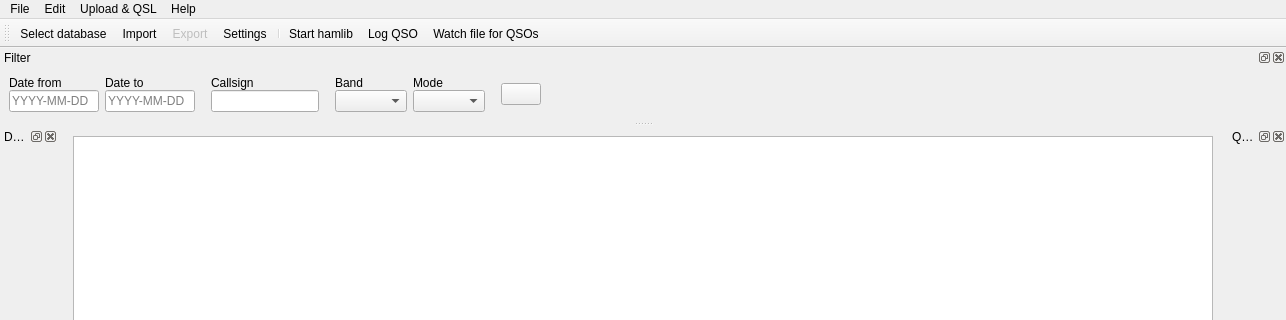
gitandy/DragonLog, file ui_files/DragonLog_MainWindow.ui: the form before one commit; both pictures show x 0 to 1286 and y 0 to 320 of the 1286 by 900 pixel window.
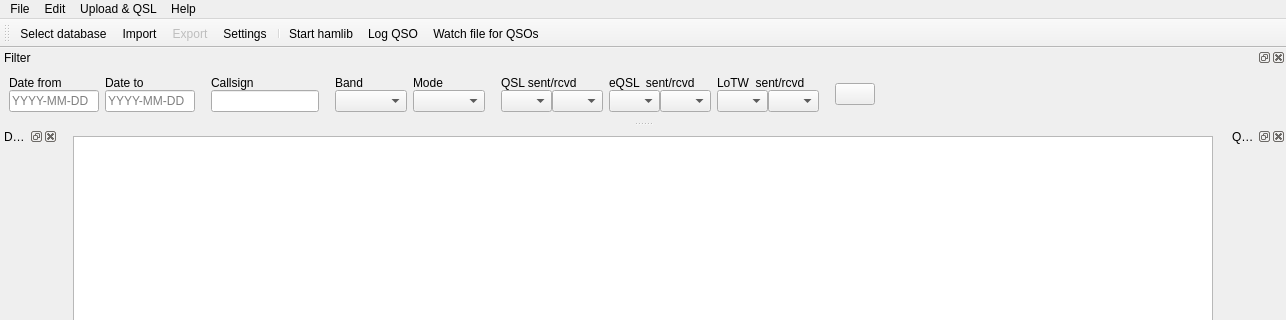
The form after the commit. Icons and pictures are not drawn.

Patch:
```diff
--- a/ui_files/DragonLog_MainWindow.ui
+++ b/ui_files/DragonLog_MainWindow.ui
@@ -376,6 +376,190 @@
          </property>
         </spacer>
        </item>
+       <item>
+        <layout class="QVBoxLayout" name="verticalLayout_7">
+         <property name="spacing">
+          <number>0</number>
+         </property>
+         <item>
+          <widget class="QLabel" name="label_6">
+           <property name="text">
+            <string>QSL sent/rcvd</string>
+           </property>
+          </widget>
+         </item>
+         <item>
+          <layout class="QHBoxLayout" name="horizontalLayout">
+           <item>
+            <widget class="QComboBox" name="fQSLsComboBox">
+             <item>
+              <property name="text">
+               <string/>
+              </property>
+             </item>
+             <item>
+              <property name="text">
+               <string>Yes</string>
+              </property>
+             </item>
+             <item>
+              <property name="text">
+               <string>No</string>
+              </property>
+             </item>
+            </widget>
+           </item>
+           <item>
+            <widget class="QComboBox" name="fQSLrComboBox">
+             <item>
+              <property name="text">
+               <string/>
+              </property>
+             </item>
+             <item>
+              <property name="text">
+               <string>Yes</string>
+              </property>
+             </item>
+             <item>
+              <property name="text">
+               <string>No</string>
+              </property>
+             </item>
+            </widget>
+           </item>
+          </layout>
+         </item>
+        </layout>
+       </item>
+       <item>
+        <layout class="QVBoxLayout" name="verticalLayout_10">
+         <property name="spacing">
+          <number>0</number>
+         </property>
+         <item>
+          <widget class="QLabel" name="label_7">
+           <property name="text">
+            <string>eQSL  sent/rcvd</string>
+           </property>
+          </widget>
+         </item>
+         <item>
+          <layout class="QHBoxLayout" name="horizontalLayout_3">
+           <item>
+            <widget class="QComboBox" name="feQSLsComboBox">
+             <item>
+              <property name="text">
+               <string/>
+              </property>
+             </item>
+             <item>
+              <property name="text">
+               <string>Yes</string>
+              </property>
+             </item>
+             <item>
+              <property name="text">
+               <string>No</string>
+              </property>
+             </item>
+            </widget>
+           </item>
+           <item>
+            <widget class="QComboBox" name="feQSLrComboBox">
+             <item>
+              <property name="text">
+               <string/>
+              </property>
+             </item>
+             <item>
+              <property name="text">
+               <string>Yes</string>
+              </property>
+             </item>
+             <item>
+              <property name="text">
+               <string>No</string>
+              </property>
+             </item>
+            </widget>
+           </item>
+          </layout>
+         </item>
+        </layout>
+       </item>
+       <item>
+        <layout class="QVBoxLayout" name="verticalLayout_11">
+         <property name="spacing">
+          <number>0</number>
+         </property>
+         <item>
+          <widget class="QLabel" name="label_8">
+           <property name="text">
+            <string>LoTW  sent/rcvd</string>
+           </property>
+          </widget>
+         </item>
+         <item>
+          <layout class="QHBoxLayout" name="horizontalLayout_4">
+           <item>
+            <widget class="QComboBox" name="fLoTWsComboBox">
+             <item>
+              <property name="text">
+               <string/>
+              </property>
+             </item>
+             <item>
+              <property name="text">
+               <string>Yes</string>
+              </property>
+             </item>
+             <item>
+              <property name="text">
+               <string>No</string>
+              </property>
+             </item>
+            </widget>
+           </item>
+           <item>
+            <widget class="QComboBox" name="fLoTWrComboBox">
+             <item>
+              <property name="text">
+               <string/>
+              </property>
+             </item>
+             <item>
+              <property name="text">
+               <string>Yes</string>
+              </property>
+             </item>
+             <item>
+              <property name="text">
+               <string>No</string>
+              </property>
+             </item>
+            </widget>
+           </item>
+          </layout>
+         </item>
+        </layout>
+       </item>
+       <item>
+        <spacer name="horizontalSpacer_5">
+         <property name="orientation">
+          <enum>Qt::Horizontal</enum>
+         </property>
+         <property name="sizeType">
+          <enum>QSizePolicy::Minimum</enum>
+         </property>
+         <property name="sizeHint" stdset="0">
+          <size>
+           <width>10</width>
+           <height>20</height>
+          </size>
+         </property>
+        </spacer>
+       </item>
        <item>
         <widget class="QPushButton" name="resetFilterPushButton">
          <property name="icon">
```
Left out of the diff: 96 changed lines with no effect on the pictures.
